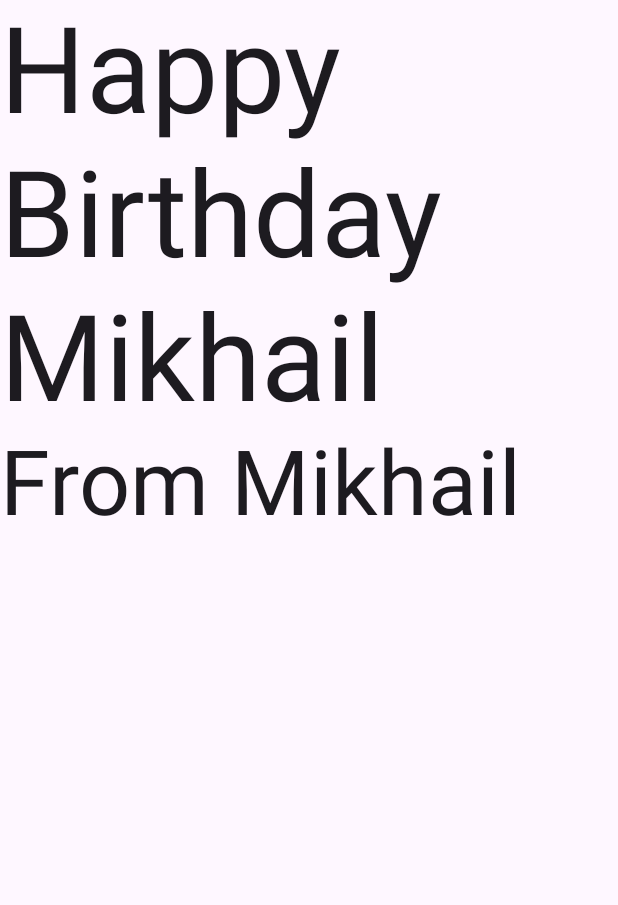
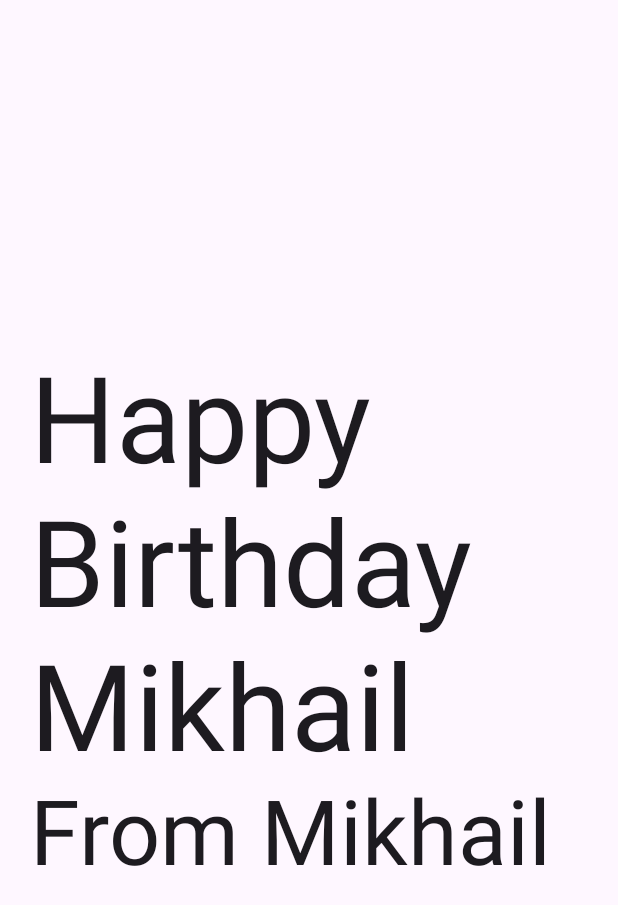
Before and after one commit to elmario89/android, an Android app built with Jetpack Compose: the screen it shows after launch (MainActivity), on a phone screen of 412 x 824 dp. Shown: the top 905 px of the screen. Run offline under Robolectric (Android 15) with nearby library versions, the light colour scheme and no system bars; missing, so only their content is drawn: BirthdayAppTheme.

Commit message:
Add center align and padding

```diff
--- a/app/src/main/java/com/example/birthdayapp/MainActivity.kt
+++ b/app/src/main/java/com/example/birthdayapp/MainActivity.kt
@@ -3,14 +3,17 @@ package com.example.birthdayapp
 import android.os.Bundle
 import androidx.activity.ComponentActivity
 import androidx.activity.compose.setContent
+import androidx.compose.foundation.layout.Arrangement
 import androidx.compose.foundation.layout.Column
 import androidx.compose.foundation.layout.fillMaxSize
+import androidx.compose.foundation.layout.padding
 import androidx.compose.material3.MaterialTheme
 import androidx.compose.material3.Surface
 import androidx.compose.material3.Text
 import androidx.compose.runtime.Composable
 import androidx.compose.ui.Modifier
 import androidx.compose.ui.tooling.preview.Preview
+import androidx.compose.ui.unit.dp
 import androidx.compose.ui.unit.sp
 import com.example.birthdayapp.ui.theme.BirthdayAppTheme
 
@@ -37,7 +40,10 @@ fun GreetingText(
     modifier: Modifier = Modifier,
     from: String = "Your Best Friend",
 ) {
-    Column(modifier = modifier) {
+    Column(
+            verticalArrangement = Arrangement.Center,
+            modifier = modifier.padding(20.dp)
+    ) {
         Text(
             text = message,
             fontSize = 80.sp,
```
